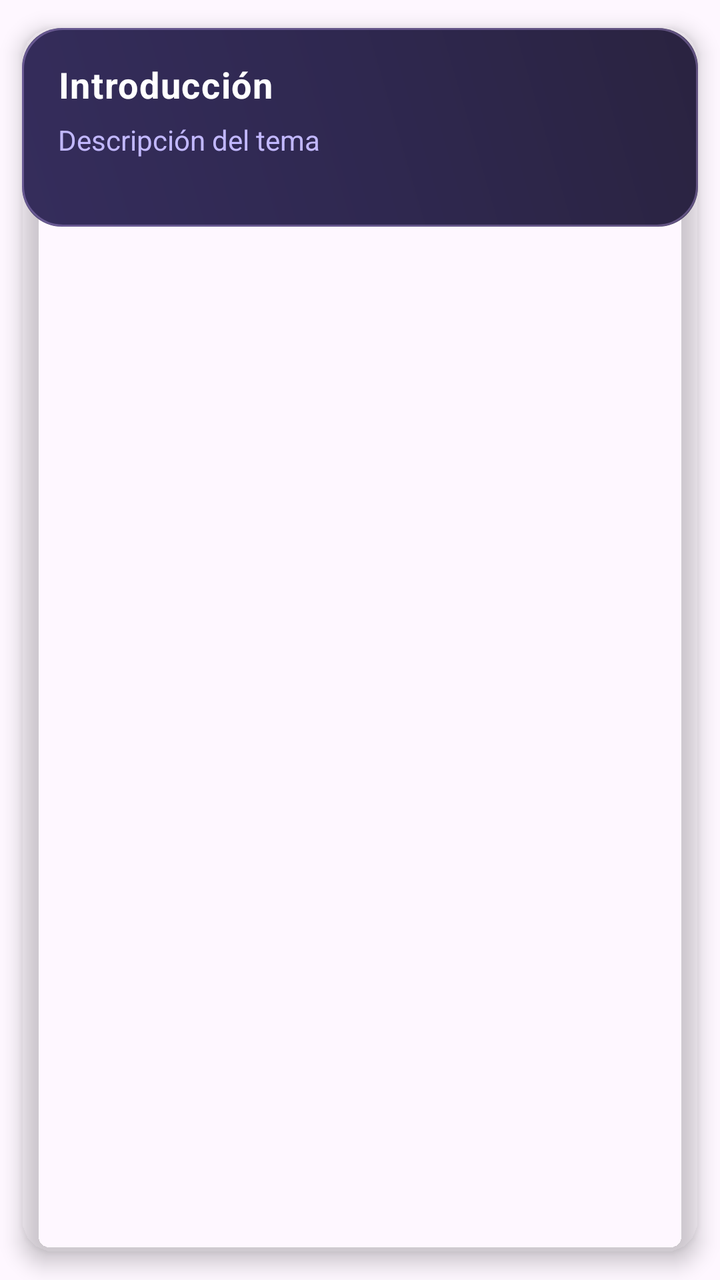
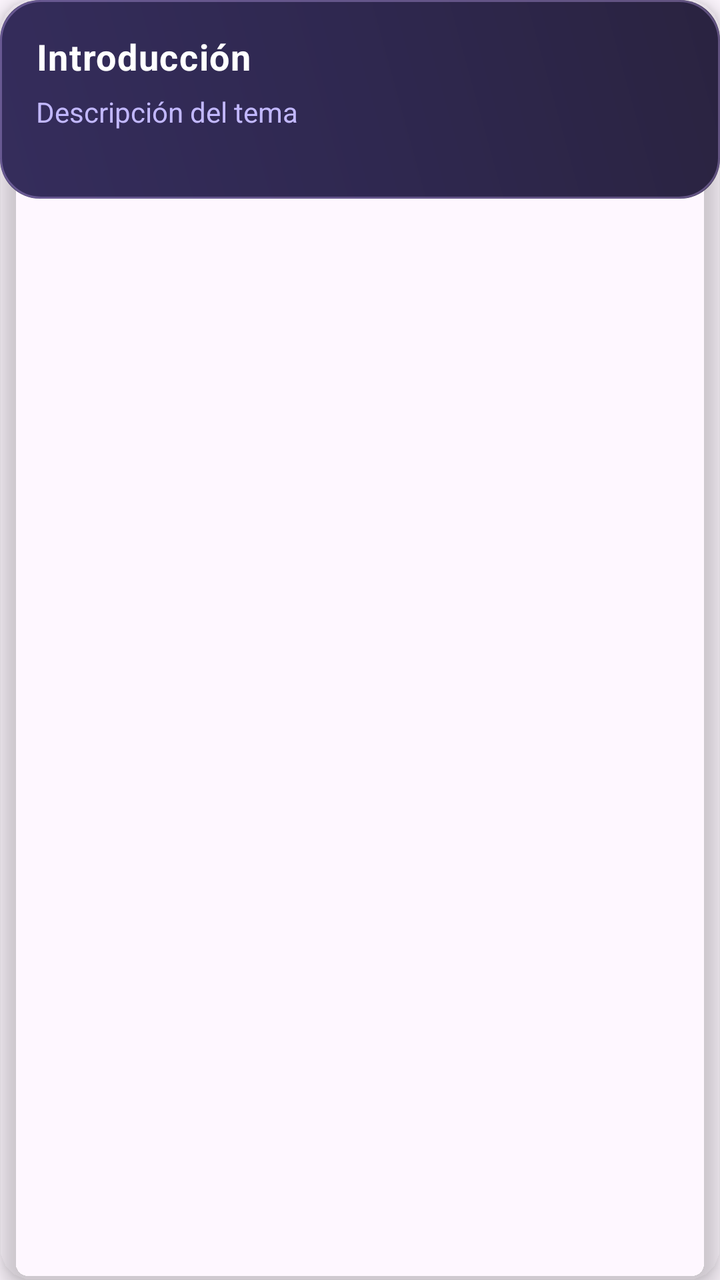

An Android layout rendered at two revisions. The XML below is the earlier revision; the diff shows what the commit changed to produce the second picture.
<!-- AndroidManifest.xml: application theme Theme.CourseV -->
<!-- res/layout/item_course_topic_detail.xml -->
<?xml version="1.0" encoding="utf-8"?>
<androidx.cardview.widget.CardView xmlns:android="http://schemas.android.com/apk/res/android"
    xmlns:app="http://schemas.android.com/apk/res-auto"
    android:layout_width="match_parent"
    android:layout_height="wrap_content"
    android:layout_marginTop="12dp"
    android:layout_marginBottom="12dp"
    android:layout_marginLeft="8dp"
    android:layout_marginRight="8dp"
    app:cardCornerRadius="16dp"
    app:cardElevation="6dp"
    app:cardUseCompatPadding="true"
    app:cardBackgroundColor="@android:color/transparent">

    <LinearLayout
        android:layout_width="match_parent"
        android:layout_height="wrap_content"
        android:orientation="vertical"
        android:padding="0dp"
        android:background="@drawable/bg_card_premium"
        android:animateLayoutChanges="true">

        <TextView
            android:id="@+id/topicNameTextView"
            android:layout_width="match_parent"
            android:layout_height="wrap_content"
            android:textSize="18sp"
            android:textStyle="bold"
            android:textColor="#FFFFFF"
            android:paddingStart="18dp"
            android:paddingEnd="18dp"
            android:paddingTop="16dp"
            android:paddingBottom="6dp"
            android:letterSpacing="0.03"
            android:text="Introducción" />

        <TextView
            android:id="@+id/topicDescriptionTextView"
            android:layout_width="match_parent"
            android:layout_height="wrap_content"
            android:textSize="14sp"
            android:textColor="#C2B8FF"
            android:paddingStart="18dp"
            android:paddingEnd="18dp"
            android:paddingBottom="10dp"
            android:lineSpacingExtra="3dp"
            android:text="Descripción del tema" />

        <LinearLayout
            android:id="@+id/topicContentContainer"
            android:layout_width="match_parent"
            android:layout_height="wrap_content"
            android:orientation="vertical"
            android:paddingBottom="12dp"
            android:layoutAnimation="@anim/layout_fall_down_fast" />

        <LinearLayout
            android:id="@+id/tasksDetailContainer"
            android:layout_width="match_parent"
            android:layout_height="wrap_content"
            android:orientation="vertical"
            android:paddingBottom="12dp"
            android:layoutAnimation="@anim/layout_fall_down_fast" />

        
        <Button
            android:id="@+id/submitTaskButton"
            android:layout_width="match_parent"
            android:layout_height="wrap_content"
            android:text="Subir entrega"
            android:layout_marginStart="18dp"
            android:layout_marginEnd="18dp"
            android:layout_marginBottom="18dp"
            android:background="@drawable/button_premium"
            android:textColor="#FFFFFF"
            android:fontFamily="sans-serif-medium"
            android:visibility="gone" />
    </LinearLayout>
</androidx.cardview.widget.CardView>
<!-- resources referenced by this layout -->
<resources>
  <!-- drawable bg_card_premium (drawable) -->
  <?xml version="1.0" encoding="utf-8"?>
  <layer-list xmlns:android="http://schemas.android.com/apk/res/android">
      <item>
          <shape android:shape="rectangle">
              <corners android:radius="20dp" />
              <gradient
                  android:startColor="#2A2340"
                  android:centerColor="#2F2850"
                  android:endColor="#352D5C"
                  android:angle="225" />
          </shape>
      </item>
      <item>
          <shape android:shape="rectangle">
              <corners android:radius="20dp" />
              <stroke android:width="1dp" android:color="#55D0B2FF" />
              <solid android:color="@android:color/transparent" />
          </shape>
      </item>
  </layer-list>
  <!-- drawable button_premium (drawable) -->
  <?xml version="1.0" encoding="utf-8"?>
  <ripple xmlns:android="http://schemas.android.com/apk/res/android"
      android:color="#33FFFFFF">
      <item>
          <shape android:shape="rectangle">
              <corners android:radius="28dp" />
              <gradient
                  android:startColor="#8F3FFF"
                  android:centerColor="#7A34E0"
                  android:endColor="#5E28B3"
                  android:angle="45" />
              <padding android:left="20dp" android:top="4dp" android:right="20dp" android:bottom="4dp" />
          </shape>
      </item>
  </ripple>
  <style name="Theme.CourseV" parent="Base.Theme.CourseV" />
  <style name="Base.Theme.CourseV" parent="Theme.Material3.DayNight.NoActionBar">
          
          
      </style>
</resources>

<!-- the commit's change to res/layout/item_course_topic_detail.xml (unified diff, before → after) -->
@@ -5,11 +5,11 @@
     android:layout_height="wrap_content"
     android:layout_marginTop="12dp"
     android:layout_marginBottom="12dp"
-    android:layout_marginLeft="8dp"
-    android:layout_marginRight="8dp"
+    android:layout_marginLeft="0dp"
+    android:layout_marginRight="0dp"
     app:cardCornerRadius="16dp"
     app:cardElevation="6dp"
-    app:cardUseCompatPadding="true"
+    app:cardUseCompatPadding="false"
     app:cardBackgroundColor="@android:color/transparent">
 
     <LinearLayout
